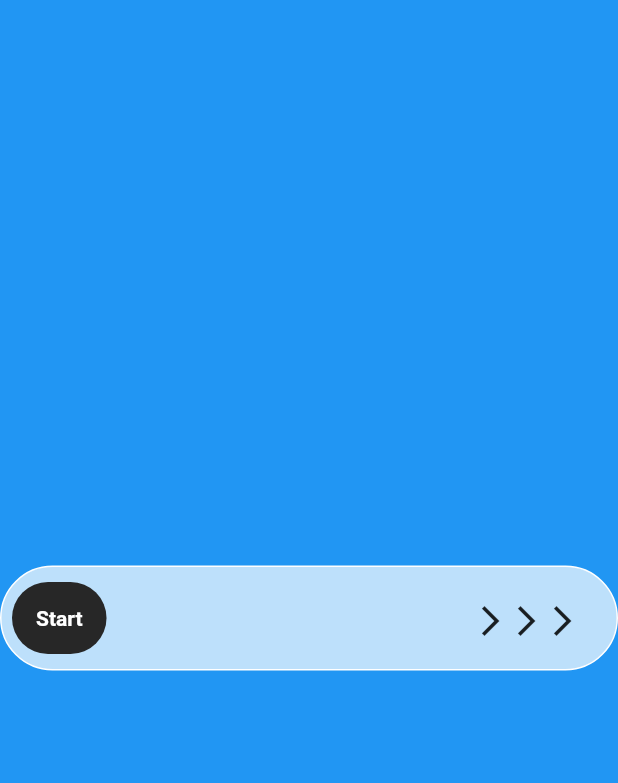
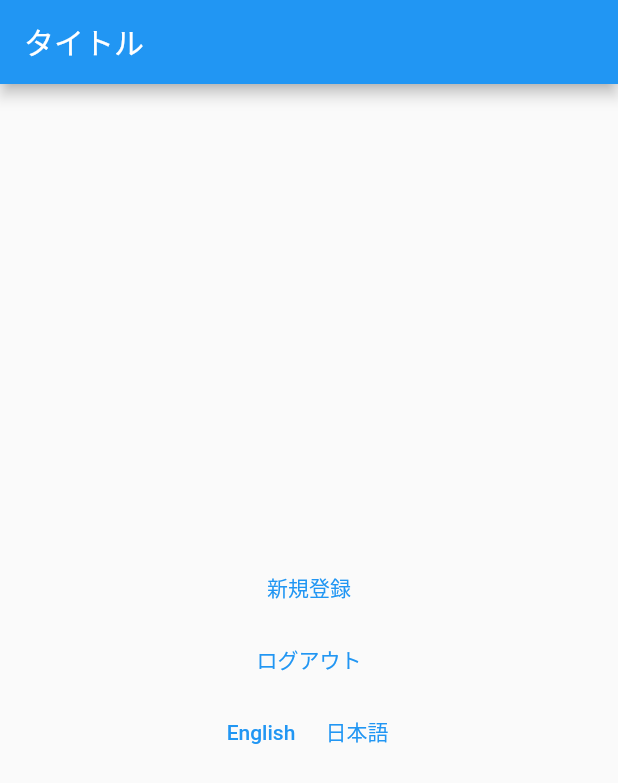
Before and after one commit to al-rosa/flutter_learning, a Flutter app: the screen it shows after launch, on a phone screen of 412 x 824 dp. Shown: the top 783 px of the screen. Run offline on Flutter 3.47's test engine with Material 2 defaults, Android fonts, the phone set to English and light mode, and no system bars; drawn by our look-alikes of slide_to_act; our stand-ins replace flutter_hooks; generated files the repository leaves out were written again.

Commit message:
add:localization

```diff
--- /dev/null
+++ b/lib/app.dart
@@ -0,0 +1,22 @@
+import 'package:flutter/material.dart';
+import 'package:flutter_localizations/flutter_localizations.dart';
+
+import 'i18n/strings.g.dart';
+import 'localizations_test_screen.dart';
+
+class App extends StatelessWidget {
+  const App({super.key});
+
+  @override
+  Widget build(BuildContext context) {
+    return MaterialApp(
+      supportedLocales: AppLocaleUtils.supportedLocales,
+      localizationsDelegates: GlobalMaterialLocalizations.delegates,
+      debugShowCheckedModeBanner: false,
+      theme: ThemeData(
+        primarySwatch: Colors.blue,
+      ),
+      home: const LocalizationsTestScreen(),
+    );
+  }
+}
--- /dev/null
+++ b/lib/i18n/strings_ja.i18n.json
@@ -0,0 +1,11 @@
+{
+    "mainScreen": {
+        "title": "タイトル",
+        "signIn": "新規登録",
+        "signOut": "ログアウト"
+    },
+    "locales(map)": {
+        "en": "英語",
+        "ja": "日本語"
+    }
+}
--- /dev/null
+++ b/lib/localizations_test_screen.dart
@@ -0,0 +1,58 @@
+import 'package:flutter/material.dart';
+
+import 'i18n/strings.g.dart';
+
+class LocalizationsTestScreen extends StatefulWidget {
+  const LocalizationsTestScreen({Key? key}) : super(key: key);
+
+  @override
+  State<LocalizationsTestScreen> createState() =>
+      _LocalizationsTestScreenState();
+}
+
+class _LocalizationsTestScreenState extends State<LocalizationsTestScreen> {
+  @override
+  Widget build(BuildContext context) {
+    return Scaffold(
+      appBar: AppBar(
+        title: Text(t.mainScreen.title),
+      ),
+      body: SizedBox(
+        width: MediaQuery.of(context).size.width,
+        child: Column(
+          mainAxisAlignment: MainAxisAlignment.center,
+          crossAxisAlignment: CrossAxisAlignment.center,
+          children: [
+            TextButton(
+              onPressed: () {},
+              child: Text(t.mainScreen.signIn),
+            ),
+            TextButton(
+              onPressed: () {},
+              child: Text(t.mainScreen.signOut),
+            ),
+            Row(
+              mainAxisAlignment: MainAxisAlignment.center,
+              children: [
+                TextButton(
+                  onPressed: () {
+                    LocaleSettings.setLocale(AppLocale.en);
+                    setState(() {});
+                  },
+                  child: const Text("English"),
+                ),
+                TextButton(
+                  onPressed: () {
+                    LocaleSettings.setLocale(AppLocale.ja);
+                    setState(() {});
+                  },
+                  child: const Text("日本語"),
+                ),
+              ],
+            )
+          ],
+        ),
+      ),
+    );
+  }
+}
--- a/lib/main.dart
+++ b/lib/main.dart
@@ -1,21 +1,10 @@
 import 'package:flutter/material.dart';
-import 'package:flutter_learning/view_screen.dart';
+import 'package:flutter_learning/app.dart';
+
+import 'i18n/strings.g.dart';
 
 void main() {
-  runApp(const MyApp());
+  WidgetsFlutterBinding.ensureInitialized();
+  LocaleSettings.setLocale(AppLocale.ja);
+  runApp(TranslationProvider(child: const App()));
 }
-
-class MyApp extends StatelessWidget {
-  const MyApp({super.key});
-
-  @override
-  Widget build(BuildContext context) {
-    return MaterialApp(
-      debugShowCheckedModeBanner: false,
-      theme: ThemeData(
-        primarySwatch: Colors.blue,
-      ),
-      home: const ViewScreen(),
-    );
-  }
-}
```
Also changed, not shown: lib/i18n/strings.i18n.json (added, +11 -0 lines), pubspec.yaml (+11 -72 lines), lib/i18n/strings.g.dart (added), pubspec.lock, 1 other file.
